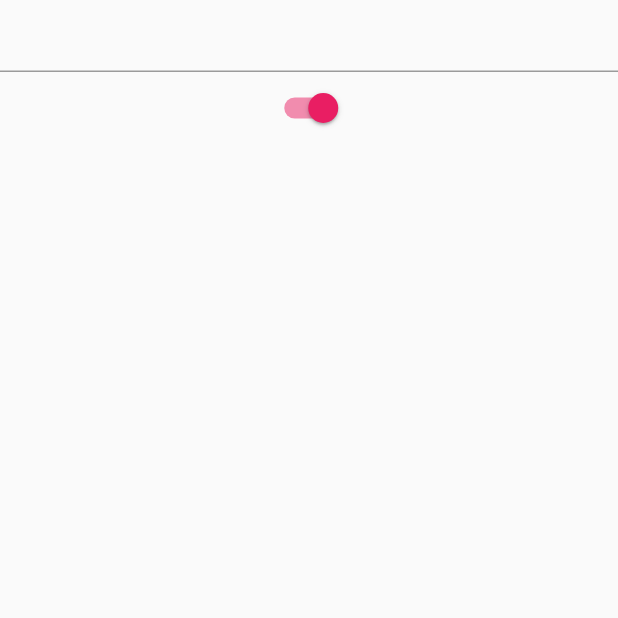
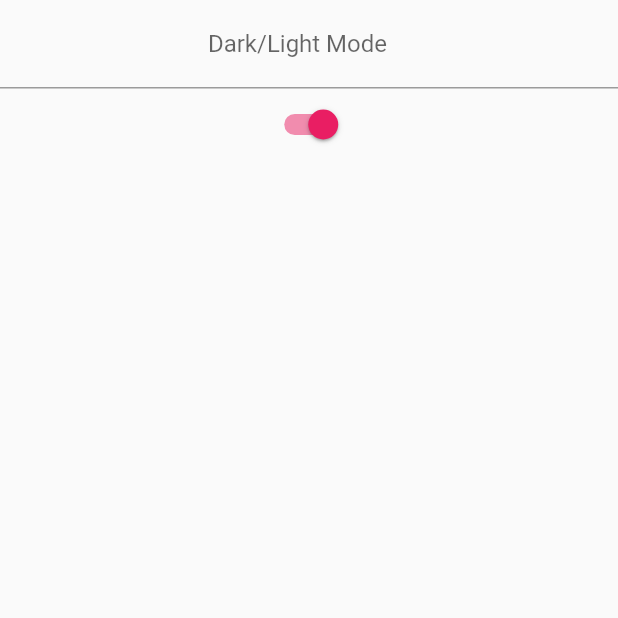
Before and after one commit to akhilk999/GardenGuide, a Flutter app: the DarkLightTheme screen opened directly, on a phone screen of 412 x 824 dp, the top half of it. Run offline on Flutter 3.47's test engine with Material 2 defaults, Android fonts, the phone set to English and light mode, and no system bars; our stand-ins replace shared_preferences; accounts and stored records are empty.

Commit message:
Partial dark and light

```diff
--- a/lib/settings.dart
+++ b/lib/settings.dart
@@ -26,9 +26,10 @@ class _DarkLightThemeState extends State<DarkLightTheme> {
         child: Column(
           children: <Widget>[
           TextField(
-
+            decoration: InputDecoration(
+              labelText: "                                   Dark/Light Mode"
             ),
-
+          ),
           Switch(value: _light, onChanged: (state){
           setState(() {
             _light = state;
```
